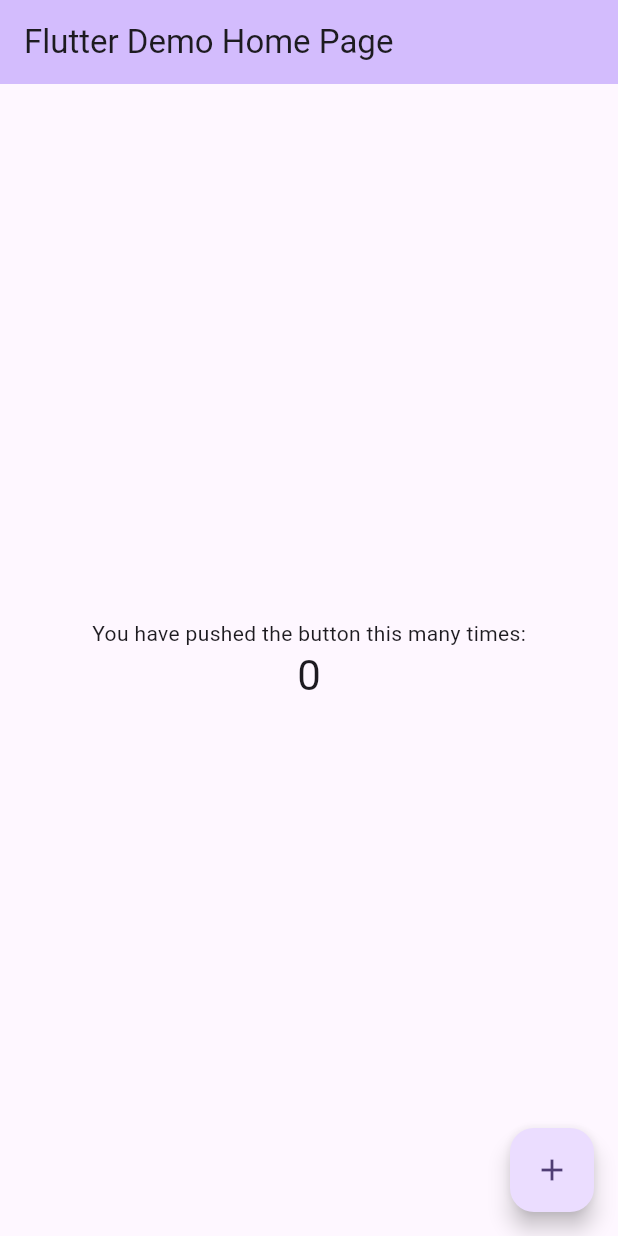
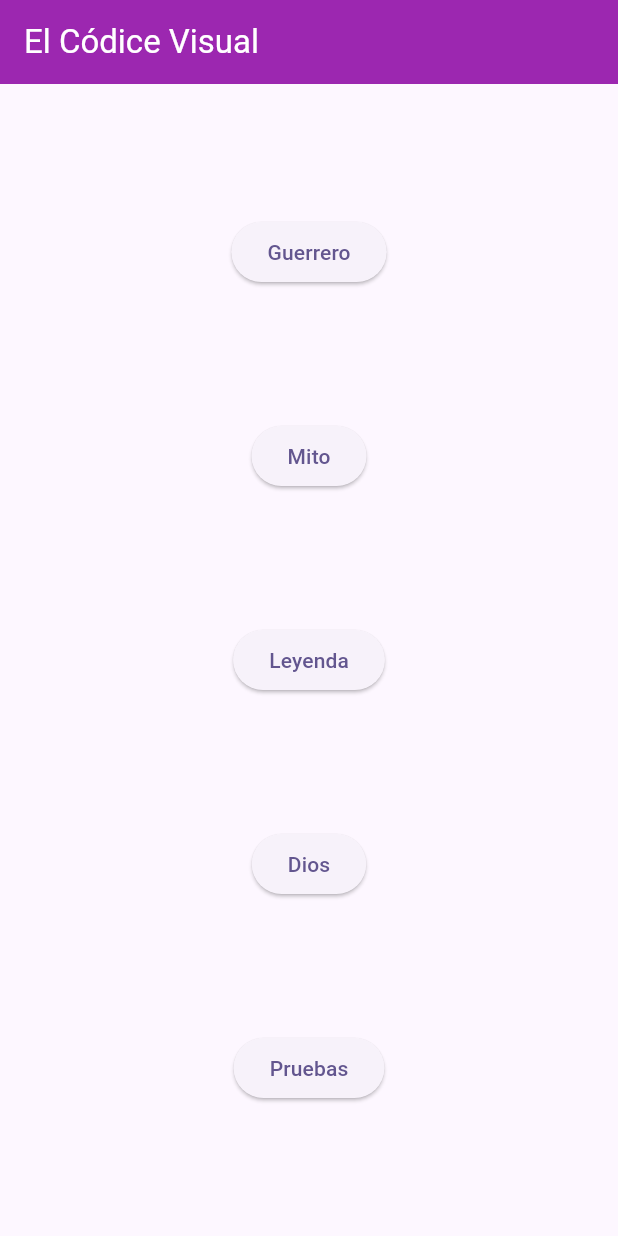
Before and after one commit to Shernt07/el-codice-visual, a Flutter app: the screen it shows after launch, on a phone screen of 412 x 824 dp. Run offline on Flutter 3.47's test engine with Material 3 defaults, Android fonts, the light colour scheme and no system bars; our stand-ins replace go_router.

Commit message:
home listo con botones

```diff
--- a/lib/config/router/app_router.dart
+++ b/lib/config/router/app_router.dart
@@ -0,0 +1,50 @@
+import 'package:el_codice_visual/screens/screens.dart';
+import 'package:flutter/material.dart';
+import 'package:go_router/go_router.dart';
+
+final appRouter = GoRouter(
+  initialLocation: '/home',
+  routes: [
+    GoRoute(
+      path: "/home",
+      name: "home_screen",
+      pageBuilder:
+          (context, state) => MaterialPage(key: state.pageKey, child: Home()),
+    ),
+    GoRoute(
+      path: "/testcard",
+      name: "testcard_screen",
+      pageBuilder:
+          (context, state) =>
+              MaterialPage(key: state.pageKey, child: TestCard()),
+    ),
+    GoRoute(
+      path: "/guerrero",
+      name: "guerrero_screen",
+      pageBuilder:
+          (context, state) =>
+              MaterialPage(key: state.pageKey, child: GuerreroScreen()),
+    ),
+    GoRoute(
+      path: "/mito",
+      name: "mito_screen",
+      pageBuilder:
+          (context, state) =>
+              MaterialPage(key: state.pageKey, child: MitoScreen()),
+    ),
+    GoRoute(
+      path: "/leyenda",
+      name: "leyenda_screen",
+      pageBuilder:
+          (context, state) =>
+              MaterialPage(key: state.pageKey, child: LeyendaScreen()),
+    ),
+    GoRoute(
+      path: "/dios",
+      name: "dios_screen",
+      pageBuilder:
+          (context, state) =>
+              MaterialPage(key: state.pageKey, child: DiosScreen()),
+    ),
+  ],
+);
--- a/lib/main.dart
+++ b/lib/main.dart
@@ -1,4 +1,6 @@
+import 'package:el_codice_visual/config/router/app_router.dart';
 import 'package:flutter/material.dart';
+export 'package:el_codice_visual/config/router/app_router.dart';
 
 void main() {
   runApp(const MyApp());
@@ -7,116 +9,15 @@ void main() {
 class MyApp extends StatelessWidget {
   const MyApp({super.key});
 
-  // This widget is the root of your application.
   @override
   Widget build(BuildContext context) {
-    return MaterialApp(
+    return MaterialApp.router(
       title: 'Flutter Demo',
+      debugShowCheckedModeBanner: false,
       theme: ThemeData(
-        // This is the theme of your application.
-        //
-        // TRY THIS: Try running your application with "flutter run". You'll see
-        // the application has a purple toolbar. Then, without quitting the app,
-        // try changing the seedColor in the colorScheme below to Colors.green
-        // and then invoke "hot reload" (save your changes or press the "hot
-        // reload" button in a Flutter-supported IDE, or press "r" if you used
-        // the command line to start the app).
-        //
-        // Notice that the counter didn't reset back to zero; the application
-        // state is not lost during the reload. To reset the state, use hot
-        // restart instead.
-        //
-        // This works for code too, not just values: Most code changes can be
-        // tested with just a hot reload.
-        colorScheme: ColorScheme.fromSeed(seedColor: Colors.deepPurple),
+        colorScheme: ColorScheme.fromSeed(seedColor: Colors.deepPurpleAccent),
       ),
-      home: const MyHomePage(title: 'Flutter Demo Home Page'),
+      routerConfig: appRouter, // Aquí conectas tu GoRouter
     );
   }
 }
-
-class MyHomePage extends StatefulWidget {
-  const MyHomePage({super.key, required this.title});
-
-  // This widget is the home page of your application. It is stateful, meaning
-  // that it has a State object (defined below) that contains fields that affect
-  // how it looks.
-
-  // This class is the configuration for the state. It holds the values (in this
-  // case the title) provided by the parent (in this case the App widget) and
-  // used by the build method of the State. Fields in a Widget subclass are
-  // always marked "final".
-
-  final String title;
-
-  @override
-  State<MyHomePage> createState() => _MyHomePageState();
-}
-
-class _MyHomePageState extends State<MyHomePage> {
-  int _counter = 0;
-
-  void _incrementCounter() {
-    setState(() {
-      // This call to setState tells the Flutter framework that something has
-      // changed in this State, which causes it to rerun the build method below
-      // so that the display can reflect the updated values. If we changed
-      // _counter without calling setState(), then the build method would not be
-      // called again, and so nothing would appear to happen.
-      _counter++;
-    });
-  }
-
-  @override
-  Widget build(BuildContext context) {
-    // This method is rerun every time setState is called, for instance as done
-    // by the _incrementCounter method above.
-    //
-    // The Flutter framework has been optimized to make rerunning build methods
-    // fast, so that you can just rebuild anything that needs updating rather
-    // than having to individually change instances of widgets.
-    return Scaffold(
-      appBar: AppBar(
-        // TRY THIS: Try changing the color here to a specific color (to
-        // Colors.amber, perhaps?) and trigger a hot reload to see the AppBar
-        // change color while the other colors stay the same.
-        backgroundColor: Theme.of(context).colorScheme.inversePrimary,
-        // Here we take the value from the MyHomePage object that was created by
-        // the App.build method, and use it to set our appbar title.
-        title: Text(widget.title),
-      ),
-      body: Center(
-        // Center is a layout widget. It takes a single child and positions it
-        // in the middle of the parent.
-        child: Column(
-          // Column is also a layout widget. It takes a list of children and
-          // arranges them vertically. By default, it sizes itself to fit its
-          // children horizontally, and tries to be as tall as its parent.
-          //
-          // Column has various properties to control how it sizes itself and
-          // how it positions its children. Here we use mainAxisAlignment to
-          // center the children vertically; the main axis here is the vertical
-          // axis because Columns are vertical (the cross axis would be
-          // horizontal).
-          //
-          // TRY THIS: Invoke "debug painting" (choose the "Toggle Debug Paint"
-          // action in the IDE, or press "p" in the console), to see the
-          // wireframe for each widget.
-          mainAxisAlignment: MainAxisAlignment.center,
-          children: <Widget>[
-            const Text('You have pushed the button this many times:'),
-            Text(
-              '$_counter',
-              style: Theme.of(context).textTheme.headlineMedium,
-            ),
-          ],
-        ),
-      ),
-      floatingActionButton: FloatingActionButton(
-        onPressed: _incrementCounter,
-        tooltip: 'Increment',
-        child: const Icon(Icons.add),
-      ), // This trailing comma makes auto-formatting nicer for build methods.
-    );
-  }
-}
--- /dev/null
+++ b/lib/screens/home.dart
@@ -0,0 +1,28 @@
+import 'package:el_codice_visual/widgets/buttons/base_button.dart';
+import 'package:flutter/material.dart';
+
+class Home extends StatelessWidget {
+  const Home({super.key});
+
+  @override
+  Widget build(BuildContext context) {
+    return Scaffold(
+      appBar: AppBar(
+        backgroundColor: Colors.purple,
+        title: Text('El Códice Visual', style: TextStyle(color: Colors.white)),
+      ),
+      body: Center(
+        child: Column(
+          mainAxisAlignment: MainAxisAlignment.spaceEvenly,
+          children: [
+            BaseButton(name: 'Guerrero', nameroute: 'guerrero_screen'),
+            BaseButton(name: 'Mito', nameroute: 'mito_screen'),
+            BaseButton(name: 'Leyenda', nameroute: 'leyenda_screen'),
+            BaseButton(name: 'Dios', nameroute: 'dios_screen'),
+            BaseButton(name: 'Pruebas', nameroute: 'testcard_screen'),
+          ],
+        ),
+      ),
+    );
+  }
+}
--- a/lib/screens/screens.dart
+++ b/lib/screens/screens.dart
@@ -0,0 +1,7 @@
+// Barril de rutas
+export 'package:el_codice_visual/screens/cardDisplay/dios_screen.dart';
+export 'package:el_codice_visual/screens/cardDisplay/guerrero_screen.dart';
+export 'package:el_codice_visual/screens/cardDisplay/leyenda_screen.dart';
+export 'package:el_codice_visual/screens/cardDisplay/mito_screen.dart';
+export 'package:el_codice_visual/screens/cardDisplay/test.dart';
+export 'package:el_codice_visual/screens/home.dart';
--- a/lib/widgets/buttons/base_button.dart
+++ b/lib/widgets/buttons/base_button.dart
@@ -0,0 +1,21 @@
+import 'package:flutter/material.dart';
+import 'package:go_router/go_router.dart';
+
+class BaseButton extends StatelessWidget {
+  final String name;
+  final String nameroute;
+
+  const BaseButton({super.key, required this.name, required this.nameroute});
+
+  @override
+  Widget build(BuildContext context) {
+    return Center(
+      child: ElevatedButton(
+        onPressed: () {
+          context.pushNamed(nameroute);
+        },
+        child: Text(name),
+      ),
+    );
+  }
+}
--- a/pubspec.yaml
+++ b/pubspec.yaml
@@ -34,6 +34,7 @@ dependencies:
   # The following adds the Cupertino Icons font to your application.
   # Use with the CupertinoIcons class for iOS style icons.
   cupertino_icons: ^1.0.8
+  go_router: ^16.0.0
 
 dev_dependencies:
   flutter_test:
```
Also changed, not shown: lib/screens/cardDisplay/dios_screen.dart (+10 -0 lines), lib/screens/cardDisplay/guerrero_screen.dart (+10 -0 lines), lib/screens/cardDisplay/leyenda_screen.dart (+10 -0 lines), lib/screens/cardDisplay/mito_screen.dart (+10 -0 lines), lib/screens/cardDisplay/test.dart (added, +10 -0 lines), pubspec.lock.
